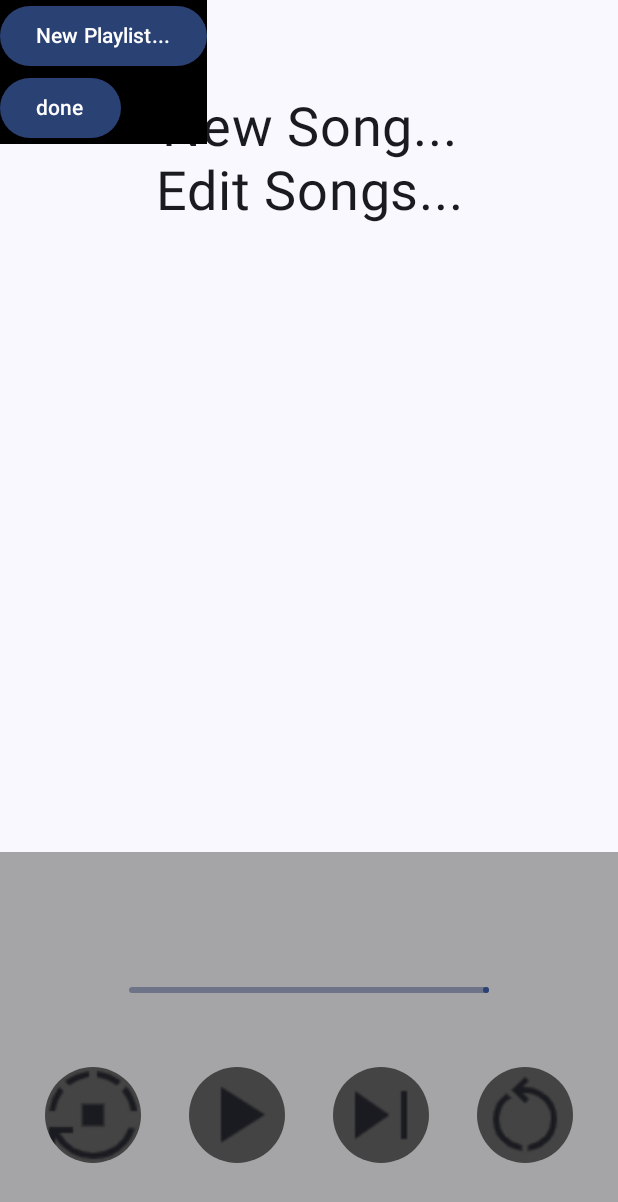
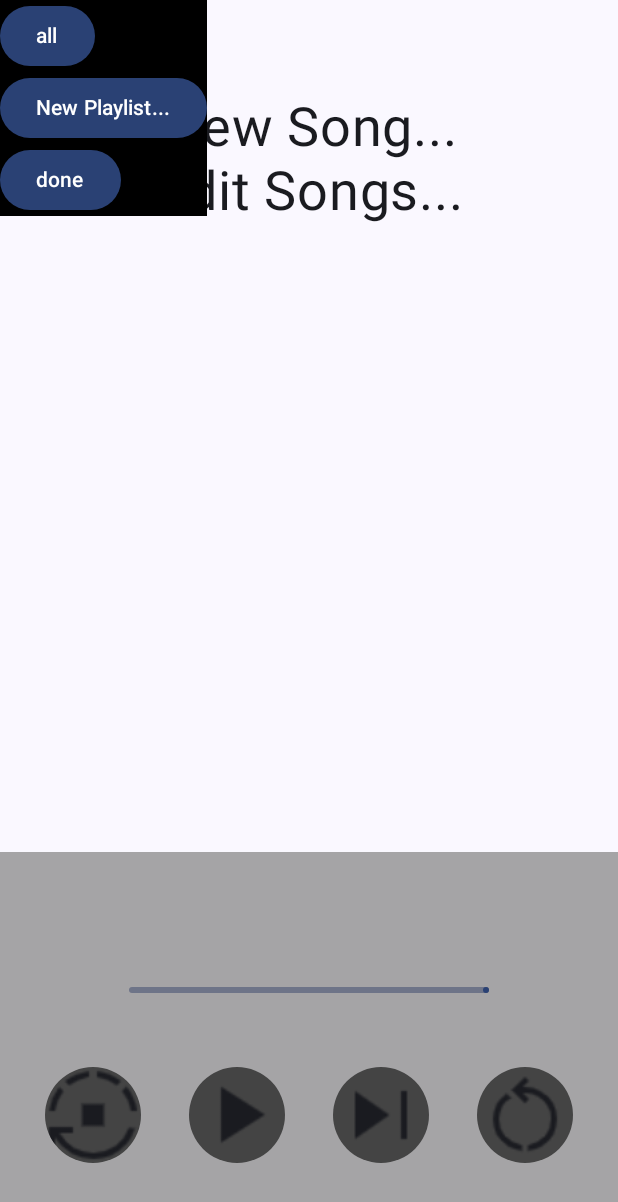
Before and after one commit to NathanBirkett/KotLisn, an Android app built with Jetpack Compose: the screen it shows after launch (MainActivity), after a tap on an icon or button, on a phone screen of 412 x 824 dp. Shown: the top 1202 px of the screen. Run offline under Robolectric (Android 15) with nearby library versions, the phone set to English and light mode, and no system bars; our stand-ins replace Room's generated code; 1 statement that could not run was skipped.

Commit message:
stop at end works, all and none for playlists

```diff
--- a/app/src/main/AndroidManifest.xml
+++ b/app/src/main/AndroidManifest.xml
@@ -1,7 +1,6 @@
 <?xml version="1.0" encoding="utf-8"?>
 <manifest xmlns:android="http://schemas.android.com/apk/res/android"
     xmlns:tools="http://schemas.android.com/tools">
-    <uses-sdk android:minSdkVersion="23" android:targetSdkVersion="33"/>
 
     <application
         android:requestLegacyExternalStorage="true"
@@ -16,7 +15,6 @@
         android:supportsRtl="true"
         android:theme="@style/Theme.Playleast"
         tools:targetApi="31">
-        <meta-data android:resource="@xml/automotive_app_desc"/>
         <activity
             android:name=".MainActivity"
             android:exported="true"
--- a/app/src/main/java/com/example/playleast/data/playlist/OfflinePlaylistsRepository.kt
+++ b/app/src/main/java/com/example/playleast/data/playlist/OfflinePlaylistsRepository.kt
@@ -25,6 +25,8 @@ class OfflinePlaylistsRepository(private val playlistDao: PlaylistDao): Playlist
     override suspend fun nukeTable() = playlistDao.nukeTable()
 
     override fun getLeastPlaylists(playlists: List<String>): Flow<List<Playlist>> {
-        return playlistDao.getAllItems().map {list -> list.filter { playlists.contains(it.title) }.filter { it.length == list.filter { playlists.contains(it.title) }[0].length}}
+        return playlistDao.getAllItems().map {list -> list.filter { playlists.contains(it.title) }
+//            .filter { it.length == list.filter { playlists.contains(it.title) }[0].length}
+        }
     }
 }
--- a/app/src/main/java/com/example/playleast/data/song/OfflineSongsRepository.kt
+++ b/app/src/main/java/com/example/playleast/data/song/OfflineSongsRepository.kt
@@ -32,14 +32,14 @@ class OfflineSongsRepository(private val songDao: SongDao): SongsRepository {
         mutPlaylists.remove("")
         builder.append(mutPlaylists.joinToString(separator = " OR ") { "playlists LIKE '%$it%'" })
         builder.append(" ORDER BY title ASC")
-        println(builder)
+//        println(builder)
         return songDao.getPlaylist(SimpleSQLiteQuery(builder.toString())).map {list -> list.filter { it.playlists.intersect(playlists).isNotEmpty() } }
     }
 
     override suspend fun nukeTable() = songDao.nukeTable()
 
     override fun getLeastSongs(playlist: String): Flow<List<Song>> {
-        println("SELECT * FROM song WHERE playlists LIKE '%$playlist%' AND length = (SELECT MIN(length) FROM song WHERE playlists LIKE '%$playlist%')")
+//        println("SELECT * FROM song WHERE playlists LIKE '%$playlist%' AND length = (SELECT MIN(length) FROM song WHERE playlists LIKE '%$playlist%')")
         return songDao.getLeastSongs(SimpleSQLiteQuery("SELECT * FROM song WHERE playlists LIKE '%$playlist%' AND length = (SELECT MIN(length) FROM song WHERE playlists LIKE '%$playlist%')"))
     }
 }
--- a/app/src/main/java/com/example/playleast/ui/home/HomeScreen.kt
+++ b/app/src/main/java/com/example/playleast/ui/home/HomeScreen.kt
@@ -3,6 +3,7 @@ package com.example.playleast.ui.home
 import androidx.compose.foundation.background
 import androidx.compose.foundation.clickable
 import androidx.compose.foundation.focusable
+import androidx.compose.foundation.interaction.MutableInteractionSource
 import androidx.compose.foundation.layout.Arrangement
 import androidx.compose.foundation.layout.Box
 import androidx.compose.foundation.layout.Column
@@ -121,6 +122,7 @@ fun HomeScreen(
     val coroutineScope = rememberCoroutineScope()
     val allSongs by viewModel.allSongs.collectAsState()
     val playlists by viewModel.playlists.collectAsState()
+    val pauseAtEnd by viewModel.pauseAtEnd.collectAsState()
     var listPlaylists = playlists.removeSurrounding("[", "]").split(", ").filter {it != ""}
 
 
@@ -144,16 +146,18 @@ fun HomeScreen(
             onValueChange = {viewModel.updatePlaylist(it); println(it)},
             onNewPlaylist = onNewPlaylist,
             allPlaylists = allPlaylists,
+            isPlaylistAll = listPlaylists.size == allPlaylists.size || listPlaylists.isEmpty(),
             playlists = listPlaylists.toMutableList()
         )
         Tools(
             currentSong = selectedSong,
             onStop = {viewModel.stopSong()},
-            onNext = {viewModel.logSongDuration(); viewModel.nextRandom()},
+            onNext = {viewModel.logSongDuration(); viewModel.nextRandom(); viewModel.playSong()},
             onPlayButton = {viewModel.playSong()},
             resetTimes = {viewModel.resetTimes()},
             progress = progress,
             paused = viewModel.paused || !viewModel.mediaPlayer.isPlaying,
+            pauseAtEnd = pauseAtEnd,
             modifier = Modifier.align(Alignment.BottomCenter)
         )
     }
@@ -167,6 +171,7 @@ fun Header(
     onNewPlaylist: () -> Unit,
     allPlaylists: List<Playlist>,
     playlists: MutableList<String>,
+    isPlaylistAll: Boolean,
     modifier: Modifier = Modifier
 ) {
 //    var expanded by remember { mutableStateOf(false) }
@@ -178,56 +183,15 @@ fun Header(
             mutableStateOf(Playlist(title = "all"))
 //        }
     }
-    /*
-    ExposedDropdownMenuBox(
-    expanded = expanded,
-    onExpandedChange = {
-    expanded = !expanded
-    },
+    var expanded by remember{ mutableStateOf(false)}
+    val interactionSource = remember { MutableInteractionSource() }
+    Box(
+        modifier = Modifier
+            .clickable(
+                interactionSource = interactionSource,
+                indication = null
+            ) { }
     ) {
-    TextField(
-    value = selectedItem.title,
-    onValueChange = {},
-    readOnly = true,
-    label = { Text("Playlist") },
-    trailingIcon = { ExposedDropdownMenuDefaults.TrailingIcon(expanded = expanded) },
-    colors = ExposedDropdownMenuDefaults.textFieldColors(),
-    modifier = Modifier
-    .menuAnchor()
-    .fillMaxWidth()
-    )
-    ExposedDropdownMenu(
-    expanded = expanded,
-    onDismissRequest = { expanded = false },
-    ) {
-    DropdownMenuItem(
-    text = {Text("all")},
-    onClick = {
-    selectedItem = Playlist(title = "all")
-    expanded = false
-    onValueChange("")
-    }
-    )
-    playlists.forEach { selectedOption ->
-    DropdownMenuItem(
-    onClick = {
-    selectedItem = selectedOption
-    expanded = false
-    onValueChange(selectedOption.title)
-    },
-    text = {Text(selectedOption.title)}
-    )
-    }
-    DropdownMenuItem(
-    text = {Text("New Playlist...")},
-    onClick = onNewPlaylist
-    )
-
-    }
-    }
-    */
-    var expanded by remember{ mutableStateOf(false)}
-    Box {
         Text(
             text = playlists.toString(),
             fontSize = 36.sp,
@@ -247,7 +211,12 @@ fun Header(
                     Row {
                         Text(
                             text = playlist.title,
-                            fontSize = 24.sp
+                            fontSize = 24.sp,
+                            modifier = Modifier.clickable {
+                                playlists.removeAll(playlists)
+                                playlists.add(playlist.title)
+                                onValueChange(playlists)
+                            }
                         )
                         Checkbox(
                             checked = playlists.contains(playlist.title),
@@ -261,6 +230,17 @@ fun Header(
                             }
                         )
                     }
+                }
+                Button(onClick = {
+                    if (playlists.isEmpty()) {
+                        playlists.addAll(allPlaylists.map { it.title })
+                        playlists.toSet().toMutableList()
+                    } else {
+                        playlists.removeIf { it != "" }
+                    }
+                    onValueChange(playlists)
+                }) {
+                    Text(text = if (playlists.isEmpty()) "all" else "none")
                 }
                 Button(onClick = onNewPlaylist) {
                     Text(text = "New Playlist...")
@@ -354,6 +334,7 @@ fun Tools(
     resetTimes: () -> Unit,
     progress: Float,
     paused: Boolean,
+    pauseAtEnd: Boolean,
     modifier: Modifier = Modifier
 ) {
     Column(
@@ -373,7 +354,11 @@ fun Tools(
             progress = progress
         )
         Row {
-            ToolButton(painterResource(R.drawable.autostop), onClick = onStop)
+            ToolButton(
+                painterResource(R.drawable.autostop),
+                onClick = onStop,
+                background = if (pauseAtEnd) Color.Gray else Color.DarkGray
+            )
             ToolButton(
                 painter = painterResource(id = if (paused) R.drawable.play else R.drawable.pause),
                 onClick = onPlayButton
@@ -385,7 +370,7 @@ fun Tools(
 }
 
 @Composable
-fun ToolButton(painter: Painter, onClick: () -> Unit, modifier: Modifier = Modifier) {
+fun ToolButton(painter: Painter, onClick: () -> Unit, modifier: Modifier = Modifier, background: Color = Color.DarkGray) {
     IconButton(
         onClick = onClick,
         modifier = modifier
@@ -398,7 +383,7 @@ fun ToolButton(painter: Painter, onClick: () -> Unit, modifier: Modifier = Modif
             contentDescription = null,
             modifier = modifier
                 .fillMaxSize()
-                .background(Color.DarkGray)
+                .background(background)
         )
     }
 }
--- a/app/src/main/java/com/example/playleast/ui/home/HomeViewModel.kt
+++ b/app/src/main/java/com/example/playleast/ui/home/HomeViewModel.kt
@@ -13,11 +13,16 @@ import com.example.playleast.data.song.Song
 import com.example.playleast.data.song.SongsRepository
 import kotlinx.coroutines.flow.SharingStarted
 import kotlinx.coroutines.flow.collectLatest
+import kotlinx.coroutines.flow.count
+import kotlinx.coroutines.flow.distinctUntilChanged
 import kotlinx.coroutines.flow.first
 import kotlinx.coroutines.flow.firstOrNull
 import kotlinx.coroutines.flow.flatMapLatest
 import kotlinx.coroutines.flow.map
+import kotlinx.coroutines.flow.onEach
+import kotlinx.coroutines.flow.onStart
 import kotlinx.coroutines.flow.stateIn
+import kotlinx.coroutines.flow.take
 import kotlinx.coroutines.launch
 import kotlinx.coroutines.runBlocking
 import kotlin.concurrent.thread
@@ -25,7 +30,7 @@ import kotlin.concurrent.thread
 class HomeViewModel(private val savedStateHandle: SavedStateHandle, private val songsRepository: SongsRepository, private val playlistsRepository: PlaylistsRepository, private val application: Application): ViewModel() {
 
     fun selectSong(song: Song) {
-        println("updating song")
+        println("select song: ${song.title}")
         savedStateHandle["selected"] = song.title
         savedStateHandle["id_selected"] = appUIState.value.playlist.indexOf(song)
         mediaPlayer.reset()
@@ -36,7 +41,11 @@ class HomeViewModel(private val savedStateHandle: SavedStateHandle, private val
 
 
     val selectedSong: StateFlow<String> =
-        savedStateHandle.getStateFlow<String>("selected", "")
+        savedStateHandle.getStateFlow<String>("selected", "").onEach { println("On Each: $it") }.stateIn(
+            scope = viewModelScope,
+            started = SharingStarted.WhileSubscribed(TIMEOUT_MILLIS),
+            initialValue = ""
+        )
 
     val playlistTitle: StateFlow<String> =
         savedStateHandle.getStateFlow("playlist", "")
@@ -47,10 +56,11 @@ class HomeViewModel(private val savedStateHandle: SavedStateHandle, private val
     val playlists: StateFlow<String> =
         savedStateHandle.getStateFlow("playlists", "[]")
 
+    val pauseAtEnd: StateFlow<Boolean> =
+        savedStateHandle.getStateFlow("pauseAtEnd", false)
+
 
     fun updatePlaylist(playlists: List<String>) {
-        println("updating playlist: $playlists")
-        println("updatingplaylist: ${appUIState.value.playlists}")
         savedStateHandle["playlists"] = playlists.toString()
         if (mediaPlayer.isPlaying || paused) {
             mediaPlayer.stop()
@@ -59,6 +69,7 @@ class HomeViewModel(private val savedStateHandle: SavedStateHandle, private val
         savedStateHandle["id_selected"] = 0
         runBlocking { launch {
             songsRepository.getPlaylistsStream(playlists).firstOrNull {
+                println("updating playlist: ${it.random().title}")
                 savedStateHandle["selected"] = it.random().title
                 return@firstOrNull true
             }
@@ -66,27 +77,26 @@ class HomeViewModel(private val savedStateHandle: SavedStateHandle, private val
     }
 
     fun nextSong() {
-        savedStateHandle["id_selected"] = Math.floorMod(savedStateHandle.get<Int>("id_selected")!! + 1, appUIState.value.playlist.size)
-        savedStateHandle["selected"] = appUIState.value.playlist[savedStateHandle["id_selected"] ?: 0].title
+//        savedStateHandle["id_selected"] = Math.floorMod(savedStateHandle.get<Int>("id_selected")!! + 1, appUIState.value.playlist.size)
+//        savedStateHandle["selected"] = appUIState.value.playlist[savedStateHandle["id_selected"] ?: 0].title
     }
 
-    var pauseAtEnd = false
-
     fun stopSong() {
-        pauseAtEnd = true
+        savedStateHandle["pauseAtEnd"] = savedStateHandle.get<Boolean>("pauseAtEnd") != true
     }
 
     fun nextRandom() {
         runBlocking { launch {
-            println("next randoming ${savedStateHandle.get<String>("selected")}")
             var playlist: String
-            playlistsRepository.getLeastPlaylists(savedStateHandle.get<String>("playlists")!!.removeSurrounding("[", "]").split(", ").filter {it != ""}).first {
-                playlist = it.map {pllst -> pllst.title }.random()
+            playlistsRepository.getLeastPlaylists(savedStateHandle.get<String>("playlists")!!.removeSurrounding("[", "]").split(", ").filter {it != ""}).first {list ->
+                playlist = list.filter { it.length == list[0].length}.map {pllst -> pllst.title }.random()
+                println("playlist: $playlist")
                 songsRepository.getLeastSongs(playlist).first {songs ->
-                    println(songs)
+                    println("songs: $songs")
                     val song = songs.random()
+                    println("next random: ${song.title}")
                     savedStateHandle["selected"] = song.title
-                    println(appUIState.value.playlist)
+                    println("selected title: ${savedStateHandle.get<String>("selected")}")
                     appUIState.value.playlist.forEach { playlistSong ->
                         if (playlistSong.title == song.title) savedStateHandle["id_selected"] = appUIState.value.playlist.indexOf(playlistSong)
                     }
@@ -95,7 +105,6 @@ class HomeViewModel(private val savedStateHandle: SavedStateHandle, private val
                 return@first true
             }
             mediaPlayer.reset()
-            playSong()
         } }
     }
 
@@ -136,7 +145,7 @@ class HomeViewModel(private val savedStateHandle: SavedStateHandle, private val
         )
 
     var allPlaylists: StateFlow<List<Playlist>> =
-        playlistsRepository.getAllItemsStream()
+        playlistsRepository.getAllItemsStream().distinctUntilChanged { old, new -> old.size == new.size } .onEach { updatePlaylist(it.map { it.title }); println("all playlists: $it") }
             .stateIn(
                 scope = viewModelScope,
                 started = SharingStarted.WhileSubscribed(TIMEOUT_MILLIS),
@@ -182,9 +191,9 @@ class HomeViewModel(private val savedStateHandle: SavedStateHandle, private val
 //                        return@firstOrNull true
 //                    }
 //                }
-                playlistsRepository.getLeastPlaylists(savedStateHandle.get<String>("playlists")!!.removeSurrounding("[", "]").split(", ").filter {it != ""}).first {
-                    it.filter {playlist -> song?.playlists!!.contains(playlist.title) }.random()
-                    playlistsRepository.getItemStream(it.filter {playlist -> song?.playlists!!.contains(playlist.title) }.random().title).firstOrNull {playlist ->
+                playlistsRepository.getLeastPlaylists(savedStateHandle.get<String>("playlists")!!.removeSurrounding("[", "]").split(", ").filter {it != ""}).first {list ->
+                    list.filter {playlist -> song?.playlists!!.contains(playlist.title) }.filter { it.length == list.filter {playlist -> song?.playlists!!.contains(playlist.title) }[0].length}.random()
+                    playlistsRepository.getItemStream(list.filter {playlist -> song?.playlists!!.contains(playlist.title) }.random().title).firstOrNull {playlist ->
                         if (playlist != null) {
                             playlistsRepository.updateItem(playlist.copy(length = playlist.length + mediaPlayer.duration))
                         }
@@ -203,6 +212,7 @@ class HomeViewModel(private val savedStateHandle: SavedStateHandle, private val
                 it.forEach { song ->
                     songsRepository.updateItem(song.copy(length = 0))
                 }
+                println("resetting times: ${it.random().title}")
                 savedStateHandle["selected"] = it.random().title
                 return@first true
             }
@@ -217,18 +227,18 @@ class HomeViewModel(private val savedStateHandle: SavedStateHandle, private val
             mediaPlayer.stop()
             if (paused) paused = false
         }
-        runBlocking { launch {
-            songsRepository.getPlaylistsStream(savedStateHandle.get<String>("playlists")!!.removeSurrounding("[" ,"]").split(", ").filter {it != ""}).firstOrNull {
-                savedStateHandle["selected"] = it.random().title
-                return@firstOrNull true
-            }
-        } }
+//        runBlocking { launch {
+//            songsRepository.getPlaylistsStream(savedStateHandle.get<String>("playlists")!!.removeSurrounding("[" ,"]").split(", ").filter {it != ""}).firstOrNull {
+//                savedStateHandle["selected"] = it.random().title
+//                return@firstOrNull true
+//            }
+//        } }
     }
 
     init {
-        updatePlaylist(allPlaylists.value.map { it.title })
-        savedStateHandle["id_selected"] = 0
+//        savedStateHandle["id_selected"] = 0
         mediaPlayer.setOnPreparedListener {
+            println("song after datasource: ${savedStateHandle.get<String>("selected")!!}")
             println("starting song")
             mediaPlayer.start()
             thread {
@@ -246,10 +256,11 @@ class HomeViewModel(private val savedStateHandle: SavedStateHandle, private val
         mediaPlayer.setOnCompletionListener {
             println("calling next random")
             logSongDuration()
-            if (!pauseAtEnd) {
-                nextRandom()
+            nextRandom()
+            if (savedStateHandle.get<Boolean>("pauseAtEnd") == false) {
+                playSong()
             }
-            pauseAtEnd = false
+            savedStateHandle["pauseAtEnd"] = false
         }
 
     }
--- a/app/src/main/res/xml/automotive_app_desc.xml
+++ /dev/null
@@ -1,3 +0,0 @@
-<automotiveApp>
-    <uses name="media"/>
-</automotiveApp>
```
